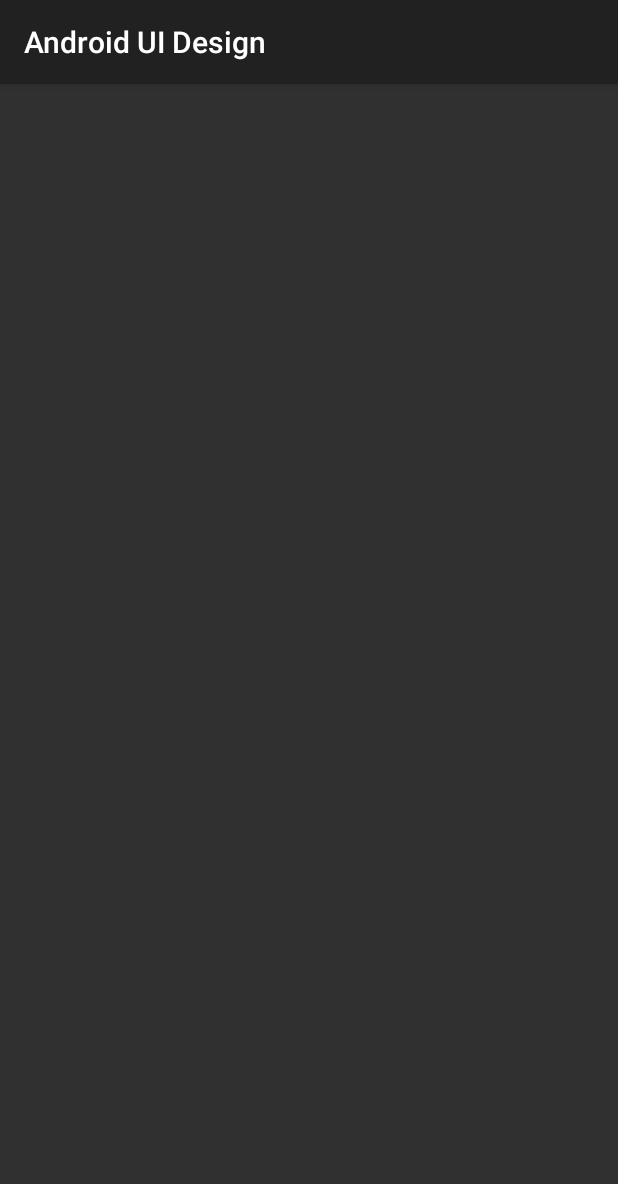
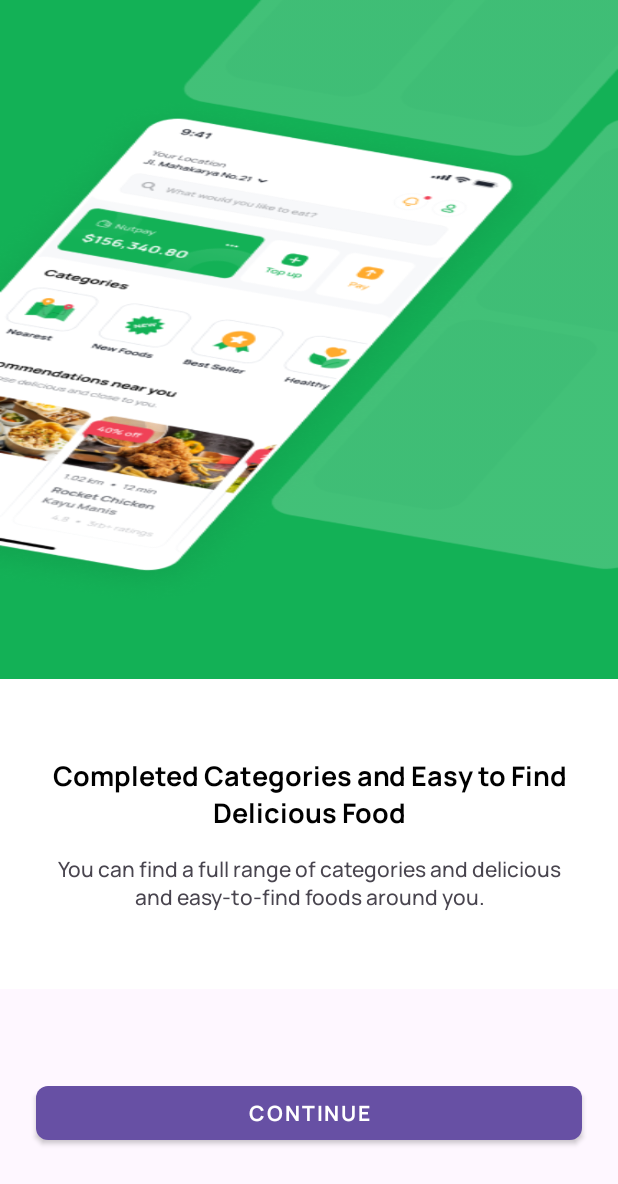
Before and after one commit to buddhdev-jay/Android_UI_Design, an Android app: the screen it shows after launch (MainActivity before the commit, OnBoardingActivity after it), on a phone screen of 412 x 824 dp. Shown: the top 1184 px of the screen. Run offline under Robolectric (Android 15) with nearby library versions, the phone set to English and light mode, and no system bars; our stand-ins replace sdp/ssp sizes.

Commit message:
OnBoarding Screen 70% Completed

```diff
--- a/app/build.gradle
+++ b/app/build.gradle
@@ -1,6 +1,7 @@
 plugins {
     id 'com.android.application'
     id 'org.jetbrains.kotlin.android'
+    id  'kotlin-android-extensions'
 }
 
 android {
@@ -35,11 +36,15 @@ dependencies {
 
     implementation 'androidx.core:core-ktx:1.7.0'
     implementation 'androidx.appcompat:appcompat:1.4.1'
-    implementation 'com.google.android.material:material:1.5.0'
+    implementation 'com.google.android.material:material:1.6.0'
     implementation 'androidx.constraintlayout:constraintlayout:2.1.3'
     testImplementation 'junit:junit:4.13.2'
     androidTestImplementation 'androidx.test.ext:junit:1.1.3'
     androidTestImplementation 'androidx.test.espresso:espresso-core:3.4.0'
     //Splash Screen
     implementation 'androidx.core:core-splashscreen:1.0.0-beta02'
+    //SSP
+    implementation 'com.intuit.ssp:ssp-android:1.0.6'
+    //SDP
+    implementation 'com.intuit.sdp:sdp-android:1.0.6'
 }
--- a/app/src/main/java/com/example/androiduidesign/SplashScreenActivity.kt
+++ b/app/src/main/java/com/example/androiduidesign/SplashScreenActivity.kt
@@ -5,13 +5,14 @@ import androidx.appcompat.app.AppCompatActivity
 import android.os.Bundle
 import android.os.Handler
 import android.os.Looper
+import com.example.androiduidesign.onboardingscreen.OnBoardingActivity
 
 class SplashScreenActivity : AppCompatActivity() {
     override fun onCreate(savedInstanceState: Bundle?) {
         super.onCreate(savedInstanceState)
         setContentView(R.layout.activity_splash_screen)
         Handler(Looper.getMainLooper()).postDelayed({
-            startActivity(Intent(this,MainActivity::class.java))
+            startActivity(Intent(this,OnBoardingActivity::class.java))
             finish()
         }, 2000)
     }
--- /dev/null
+++ b/app/src/main/java/com/example/androiduidesign/onboardingscreen/OnBoardingActivity.kt
@@ -0,0 +1,50 @@
+package com.example.androiduidesign.onboardingscreen
+
+import androidx.appcompat.app.AppCompatActivity
+import android.os.Bundle
+import androidx.viewpager2.widget.ViewPager2
+import com.example.androiduidesign.R
+import kotlinx.android.synthetic.main.activity_on_boarding.btn_onBoading
+import kotlinx.android.synthetic.main.activity_on_boarding.viewpager_onboarding
+
+class OnBoardingActivity : AppCompatActivity() {
+
+    var OnbaordingItemList: ArrayList<OnBoardingItemsModel> = arrayListOf()
+    var onBoardingadapter: OnboardingAdapter? = null
+    override fun onCreate(savedInstanceState: Bundle?) {
+        super.onCreate(savedInstanceState)
+        setContentView(R.layout.activity_on_boarding)
+        supportActionBar?.hide()
+        setData()
+        onBoardingadapter = OnboardingAdapter(OnbaordingItemList)
+        viewpager_onboarding.adapter = onBoardingadapter
+        btn_onBoading.setOnClickListener {
+            if (viewpager_onboarding.currentItem + 1 < onBoardingadapter!!.itemCount) {
+                viewpager_onboarding.setCurrentItem(viewpager_onboarding.currentItem + 1)
+            } else {
+                btn_onBoading.text = "Get Started"
+            }
+        }
+        viewpager_onboarding.registerOnPageChangeCallback(object :
+            ViewPager2.OnPageChangeCallback() {
+            override fun onPageSelected(position: Int) {
+                if (position + 1 < onBoardingadapter!!.itemCount) {
+                    btn_onBoading.text = "Continue"
+                } else {
+                    btn_onBoading.text = "Get Started"
+                }
+                super.onPageSelected(position)
+            }
+        })
+    }
+
+    private fun setData() {
+        OnbaordingItemList.apply {
+            add(OnBoardingItemsModel(R.drawable.splash_screen_one, getString(R.string.onboarding_title_item_one), getString(
+                        R.string.onboarding_des_item_one)))
+            add(OnBoardingItemsModel(R.drawable.splash_screen_two, getString(R.string.onboarding_title_item_two), getString(R.string.onboarding_des_item_two)))
+            add(OnBoardingItemsModel(R.drawable.splash_screen_three, getString(R.string.onboarding_title_item_three), getString(R.string.onboarding_des_item_three))
+            )
+        }
+    }
+}
--- /dev/null
+++ b/app/src/main/java/com/example/androiduidesign/onboardingscreen/OnBoardingItemsModel.kt
@@ -0,0 +1,4 @@
+package com.example.androiduidesign.onboardingscreen
+
+class OnBoardingItemsModel (val image: Int, val title: String, val description: String) {
+}
--- /dev/null
+++ b/app/src/main/java/com/example/androiduidesign/onboardingscreen/OnboardingAdapter.kt
@@ -0,0 +1,41 @@
+package com.example.androiduidesign.onboardingscreen
+
+import android.view.LayoutInflater
+import android.view.View
+import android.view.ViewGroup
+import android.widget.ImageView
+import android.widget.TextView
+import androidx.recyclerview.widget.RecyclerView
+import com.example.androiduidesign.R
+
+class OnboardingAdapter(val onBoardingItems: ArrayList<OnBoardingItemsModel>) :
+    RecyclerView.Adapter<OnboardingAdapter.OnboardingViewHolder>() {
+
+    class OnboardingViewHolder(itemView: View) : RecyclerView.ViewHolder(itemView) {
+        val splashScreenImageView: ImageView = itemView.findViewById(R.id.imgview_splash_screen)
+        val splashScreenHeadertextView: TextView =
+            itemView.findViewById(R.id.txtview_splash_screen_heading)
+        val splashScreenTagLinetextView: TextView =
+            itemView.findViewById(R.id.txtview_splash_screen_tagline)
+    }
+
+    override fun onCreateViewHolder(parent: ViewGroup, viewType: Int): OnboardingViewHolder {
+        val view = LayoutInflater.from(parent.context)
+            .inflate(R.layout.splash_screen_item_container_layout, parent, false)
+        return OnboardingViewHolder(view)
+    }
+
+    override fun onBindViewHolder(holder: OnboardingViewHolder, position: Int) {
+        holder.apply {
+            with(onBoardingItems[position]) {
+                splashScreenHeadertextView.text = title
+                splashScreenImageView.setImageResource(image)
+                splashScreenTagLinetextView.text = description
+            }
+        }
+    }
+
+    override fun getItemCount(): Int {
+        return onBoardingItems.size
+    }
+}
--- /dev/null
+++ b/app/src/main/res/layout/activity_on_boarding.xml
@@ -0,0 +1,35 @@
+<?xml version="1.0" encoding="utf-8"?>
+<androidx.constraintlayout.widget.ConstraintLayout xmlns:android="http://schemas.android.com/apk/res/android"
+    xmlns:app="http://schemas.android.com/apk/res-auto"
+    xmlns:tools="http://schemas.android.com/tools"
+    android:layout_width="match_parent"
+    android:layout_height="match_parent"
+    tools:context=".onboardingscreen.OnBoardingActivity">
+
+    <androidx.viewpager2.widget.ViewPager2
+        android:id="@+id/viewpager_onboarding"
+        android:layout_width="match_parent"
+        android:layout_height="0dp"
+        app:layout_constraintHeight_percent="0.8"
+        android:background="@color/white"
+        app:layout_constraintTop_toTopOf="parent"
+        app:layout_constraintStart_toStartOf="parent"
+        app:layout_constraintEnd_toEndOf="parent" />
+
+    <com.google.android.material.button.MaterialButton
+        android:id="@+id/btn_onBoading"
+        android:layout_width="match_parent"
+        android:layout_height="wrap_content"
+        android:layout_marginStart="24dp"
+        android:layout_marginEnd="24dp"
+        app:cornerRadius="8dp"
+        android:text="@string/splash_screen_btn_txt_continue"
+        android:textSize="14sp"
+        style="@style/FilledbuttonStyle"
+        android:fontFamily="@font/manropebold"
+        app:layout_constraintBottom_toBottomOf="parent"
+        app:layout_constraintEnd_toEndOf="parent"
+        android:layout_marginBottom="58dp"
+        app:layout_constraintStart_toStartOf="parent"/>
+
+</androidx.constraintlayout.widget.ConstraintLayout>
--- /dev/null
+++ b/app/src/main/res/layout/splash_screen_item_container_layout.xml
@@ -0,0 +1,47 @@
+<?xml version="1.0" encoding="utf-8"?>
+<androidx.constraintlayout.widget.ConstraintLayout xmlns:android="http://schemas.android.com/apk/res/android"
+    xmlns:app="http://schemas.android.com/apk/res-auto"
+    android:layout_width="match_parent"
+    android:layout_height="match_parent">
+
+    <androidx.appcompat.widget.AppCompatImageView
+        android:id="@+id/imgview_splash_screen"
+        android:layout_width="0dp"
+        android:layout_height="0dp"
+        android:background="@color/green_500"
+        android:scaleType="fitXY"
+        android:src="@drawable/splash_screen_one"
+        app:layout_constraintEnd_toEndOf="parent"
+        app:layout_constraintStart_toStartOf="parent"
+        app:layout_constraintTop_toTopOf="parent"
+        app:layout_constraintBottom_toTopOf="@id/txtview_splash_screen_heading"
+        android:layout_marginBottom="@dimen/_40sdp"/>
+
+    <androidx.appcompat.widget.AppCompatTextView
+        android:id="@+id/txtview_splash_screen_heading"
+        android:layout_width="match_parent"
+        android:layout_height="wrap_content"
+        android:layout_marginStart="32dp"
+        android:layout_marginEnd="32dp"
+        android:fontFamily="@font/manropebold"
+        android:textAlignment="center"
+        android:textColor="@color/black"
+        android:layout_marginBottom="@dimen/_12sdp"
+        android:textSize="18sp"
+        app:layout_constraintEnd_toEndOf="parent"
+        app:layout_constraintStart_toStartOf="parent"
+        app:layout_constraintBottom_toTopOf="@id/txtview_splash_screen_tagline" />
+
+    <androidx.appcompat.widget.AppCompatTextView
+        android:id="@+id/txtview_splash_screen_tagline"
+        android:layout_width="match_parent"
+        android:layout_height="wrap_content"
+        android:layout_marginStart="32dp"
+        android:layout_marginBottom="@dimen/_40sdp"
+        android:layout_marginEnd="32dp"
+        android:fontFamily="@font/manropemedium"
+        android:textAlignment="center"
+        android:textSize="14sp"
+        app:layout_constraintBottom_toBottomOf="parent" />
+
+</androidx.constraintlayout.widget.ConstraintLayout>
--- a/app/src/main/res/values-night/themes.xml
+++ b/app/src/main/res/values-night/themes.xml
@@ -1,6 +1,6 @@
 <resources xmlns:tools="http://schemas.android.com/tools">
     <!-- Base application theme. -->
-    <style name="Theme.AndroidUIDesign" parent="Theme.MaterialComponents.DayNight.DarkActionBar">
+    <style name="Theme.AndroidUIDesign" parent="Theme.Material3.DayNight">
         <!-- Primary brand color. -->
         <item name="colorPrimary">@color/green_500</item>
         <item name="colorPrimaryVariant">@color/green_700</item>
--- a/app/src/main/res/values/strings.xml
+++ b/app/src/main/res/values/strings.xml
@@ -2,4 +2,11 @@
     <string name="app_name">Android UI Design</string>
     <string name="splash_screen_title_text_nutrice">Nutrice.</string>
     <string name="splash_screen_tagline_text">Lorem ipsum dolor sit amet, consectetur adipiscing elit. Tincidunt et, volutpat duis amet, risus.</string>
+    <string name="splash_screen_btn_txt_continue">Continue</string>
+    <string name="onboarding_title_item_one">Completed Categories and Easy to Find Delicious Food</string>
+    <string name="onboarding_des_item_one">You can find a full range of categories and delicious and easy-to-find foods around you.</string>
+    <string name="onboarding_title_item_two">Many Coupons You Can Use with Big Discounts</string>
+    <string name="onboarding_des_item_two">There are many discount coupons that you can use with big discount.</string>
+    <string name="onboarding_title_item_three">Face Id Feature for Easy Access and Secure Transactions</string>
+    <string name="onboarding_des_item_three">There is a face ID feature that can be used with easy access and safe transactions.</string>
 </resources>
--- /dev/null
+++ b/app/src/main/res/values/style_filled_button.xml
@@ -0,0 +1,12 @@
+<?xml version="1.0" encoding="utf-8"?>
+<resources>
+    <style name="FilledbuttonStyle" parent="Widget.MaterialComponents.Button">
+        <item name="android:textColor">#FFFFFF</item>
+        <item name="android:textSize">@dimen/_13ssp</item>
+        <item name="cornerRadius">@dimen/_100sdp</item>
+        <item name="backgroundColor">@color/green_700</item>
+        <item name="textEndPadding">@dimen/_12sdp</item>
+        <item name="android:textAlignment">center</item>
+        <item name="font">@font/manropebold</item>
+    </style>
+</resources>
--- a/app/src/main/res/values/themes.xml
+++ b/app/src/main/res/values/themes.xml
@@ -1,6 +1,6 @@
 <resources xmlns:tools="http://schemas.android.com/tools">
     <!-- Base application theme. -->
-    <style name="Theme.AndroidUIDesign" parent="Theme.MaterialComponents.DayNight.DarkActionBar">
+    <style name="Theme.AndroidUIDesign" parent="Theme.Material3.DayNight">
         <!-- Primary brand color. -->
         <item name="colorPrimary">@color/green_500</item>
         <item name="colorPrimaryVariant">@color/green_700</item>
```
Also changed, not shown: app/src/main/AndroidManifest.xml (+6 -3 lines), app/src/main/res/drawable/splash_screen_one.png (added), app/src/main/res/drawable/splash_screen_three.png (added), app/src/main/res/drawable/splash_screen_two.png (added), app/src/main/res/font/manropebold.ttf (added), app/src/main/res/font/manropemedium.ttf (added).
